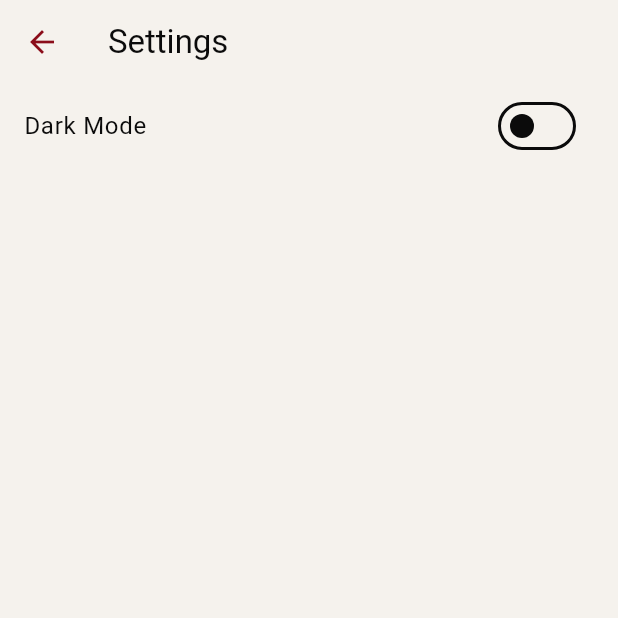
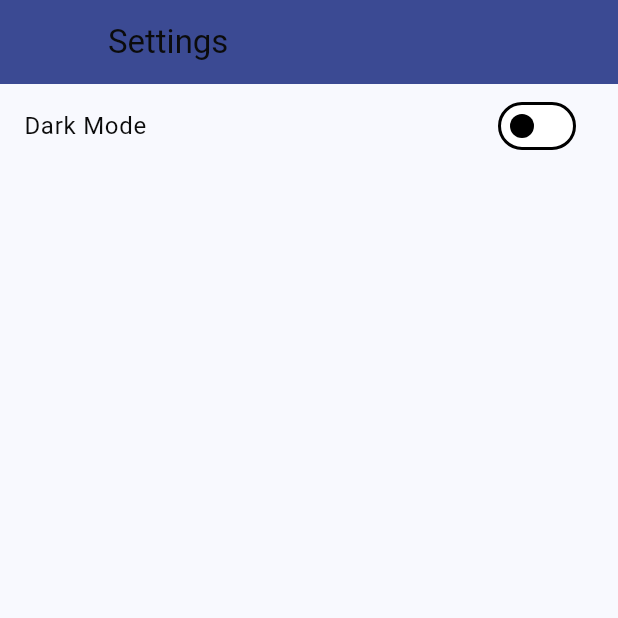
Before and after one commit to M4r-shall/panahon_advmobprogAY2627, a Flutter app: the screen it shows after launch, after a tap on the "settings" icon, on a phone screen of 412 x 824 dp, the top half of it. Run offline on Flutter 3.47's test engine with Material 3 defaults, Android fonts, the light colour scheme and no system bars; our stand-ins replace flutter_dotenv, flutter_screenutil; network calls fail.

Commit message:
lab-act3

```diff
--- a/panahon_mobile/lib/models/product_model.dart
+++ b/panahon_mobile/lib/models/product_model.dart
@@ -54,7 +54,8 @@ class Product {
       description: json['description'] ?? '',
       category: json['category'] ?? '',
       price: (json['price'] as num?)?.toDouble() ?? 0.0,
-      discountPercentage: (json['discountPercentage'] as num?)?.toDouble() ?? 0.0,
+      discountPercentage:
+          (json['discountPercentage'] as num?)?.toDouble() ?? 0.0,
       rating: (json['rating'] as num?)?.toDouble() ?? 0.0,
       stock: json['stock'] ?? 0,
       tags: List<String>.from(json['tags'] ?? []),
@@ -65,7 +66,8 @@ class Product {
       warrantyInformation: json['warrantyInformation'] ?? '',
       shippingInformation: json['shippingInformation'] ?? '',
       availabilityStatus: json['availabilityStatus'] ?? '',
-      reviews: (json['reviews'] as List?)
+      reviews:
+          (json['reviews'] as List?)
               ?.map((e) => ProductReview.fromJson(e))
               .toList() ??
           [],
--- a/panahon_mobile/lib/providers/theme_provider.dart
+++ b/panahon_mobile/lib/providers/theme_provider.dart
@@ -9,61 +9,53 @@ class ThemeProvider with ChangeNotifier {
     notifyListeners();
   }
 
-  // Off White: #F5F2ED -> 0xFFF5F2ED
-  // Crimson Red: #8B0D1A -> 0xFF8B0D1A
-  // Black: #0B0B0B -> 0xFF0B0B0B
-
   ThemeData get lightTheme => ThemeData(
     brightness: Brightness.light,
-    primaryColor: const Color(0xFF8B0D1A),
-    scaffoldBackgroundColor: const Color(0xFFF5F2ED),
-    cardColor: const Color(0xFFF5F2ED),
+    primaryColor: const Color(0xFF3B4A93),
+    scaffoldBackgroundColor: const Color(0xFFF8F9FE),
+    cardColor: const Color(0xFFFFFFFF),
     appBarTheme: const AppBarTheme(
-      backgroundColor: Color(0xFFF5F2ED),
+      backgroundColor: Color(0xFF3B4A93),
       foregroundColor: Color(0xFF0B0B0B),
-      iconTheme: IconThemeData(color: Color(0xFF8B0D1A)),
+      iconTheme: IconThemeData(color: Color(0xFF3B4A93)),
     ),
     bottomNavigationBarTheme: const BottomNavigationBarThemeData(
-      backgroundColor: Color(0xFFF5F2ED),
-      selectedItemColor: Color(0xFF8B0D1A),
+      backgroundColor: Colors.white,
+      selectedItemColor: Color(0xFF3B4A93),
       unselectedItemColor: Colors.grey,
     ),
-    colorScheme: ColorScheme.light(
-      primary: const Color(0xFF8B0D1A),
-      secondary: const Color(0xFF8B0D1A),
-      background: const Color(0xFFF5F2ED),
-      surface: const Color(0xFFF5F2ED),
-      onPrimary: const Color(0xFFF5F2ED),
-      onBackground: const Color(0xFF0B0B0B),
-      onSurface: const Color(0xFF0B0B0B),
+    colorScheme: const ColorScheme.light(
+      primary: Color(0xFF3B4A93),
+      secondary: Color(0xFF3B4A93),
+      surface: Color(0xFFFFFFFF),
+      onPrimary: Color(0xFFFFFFFF),
+      onSurface: Color(0xFF0B0B0B),
     ),
-    iconTheme: const IconThemeData(color: Color(0xFF8B0D1A)),
+    iconTheme: const IconThemeData(color: Color(0xFF3B4A93)),
   );
 
   ThemeData get darkTheme => ThemeData(
     brightness: Brightness.dark,
-    primaryColor: const Color(0xFF8B0D1A),
+    primaryColor: const Color(0xFF3B4A93),
     scaffoldBackgroundColor: const Color(0xFF0B0B0B),
     cardColor: const Color(0xFF0B0B0B),
     appBarTheme: const AppBarTheme(
       backgroundColor: Color(0xFF0B0B0B),
-      foregroundColor: Color(0xFFF5F2ED),
-      iconTheme: IconThemeData(color: Color(0xFF8B0D1A)),
+      foregroundColor: Color(0xFFFAFAFA),
+      iconTheme: IconThemeData(color: Color(0xFF3B4A93)),
     ),
     bottomNavigationBarTheme: const BottomNavigationBarThemeData(
       backgroundColor: Color(0xFF0B0B0B),
-      selectedItemColor: Color(0xFF8B0D1A),
+      selectedItemColor: Color(0xFF3B4A93),
       unselectedItemColor: Colors.grey,
     ),
-    colorScheme: ColorScheme.dark(
-      primary: const Color(0xFF8B0D1A),
-      secondary: const Color(0xFF8B0D1A),
-      background: const Color(0xFF0B0B0B),
-      surface: const Color(0xFF0B0B0B),
-      onPrimary: const Color(0xFFF5F2ED),
-      onBackground: const Color(0xFFF5F2ED),
-      onSurface: const Color(0xFFF5F2ED),
+    colorScheme: const ColorScheme.dark(
+      primary: Color(0xFF3B4A93),
+      secondary: Color(0xFF3B4A93),
+      surface: Color(0xFF0B0B0B),
+      onPrimary: Color(0xFFFAFAFA),
+      onSurface: Color(0xFFFAFAFA),
     ),
-    iconTheme: const IconThemeData(color: Color(0xFF8B0D1A)),
+    iconTheme: const IconThemeData(color: Color(0xFF3B4A93)),
   );
 }
--- a/panahon_mobile/lib/screens/home_screen.dart
+++ b/panahon_mobile/lib/screens/home_screen.dart
@@ -2,6 +2,7 @@ import 'package:flutter/material.dart';
 import 'package:flutter_screenutil/flutter_screenutil.dart';
 
 import 'product_screen.dart';
+import 'cart_screen.dart';
 
 import '../widgets/custom_text.dart';
 
@@ -24,22 +25,23 @@ class _HomeScreenState extends State<HomeScreen> {
       child: Scaffold(
         appBar: AppBar(
           automaticallyImplyLeading: false,
-          elevation: 2,
+          elevation: (_selectedIndex == 1) ? 0 : 2,
+          backgroundColor: (_selectedIndex == 1) ? const Color(0xFF3B4A93) : null,
           title: (_selectedIndex == 0)
-              ? Image.asset('assets/images/nubdexchange_logo.png' , scale: 11.sp,)
+              ? Image.asset('assets/images/nubdexchange_logo.png', scale: 11.sp)
               : CustomText(
                   text: (_selectedIndex == 1)
-                      ? 'Chat'
+                      ? 'Cart'
                       : (_selectedIndex == 2)
-                          ? 'Profile'
-                          : 'Home',
+                      ? 'Profile'
+                      : 'Home',
                   fontSize: 20.sp,
-                  // color: FB_LIGHT_PRIMARY,
                   fontWeight: FontWeight.w600,
+                  color: (_selectedIndex == 1) ? Colors.white : null,
                 ),
           actions: [
             IconButton(
-              icon: Icon(Icons.settings, size: 24.sp),
+              icon: Icon(Icons.settings, size: 24.sp, color: (_selectedIndex == 1) ? Colors.white : null),
               onPressed: () => Navigator.pushNamed(context, '/settings'),
             ),
           ],
@@ -47,7 +49,7 @@ class _HomeScreenState extends State<HomeScreen> {
         body: PageView(
           physics: const NeverScrollableScrollPhysics(),
           controller: _pageController,
-          children: const <Widget>[ProductScreen()],
+          children: const <Widget>[ProductScreen(), CartScreen()],
           onPageChanged: (page) {
             setState(() {
               _selectedIndex = page;
@@ -55,16 +57,25 @@ class _HomeScreenState extends State<HomeScreen> {
           },
         ),
         bottomNavigationBar: BottomNavigationBar(
-          showSelectedLabels: false, //selected item
-          showUnselectedLabels: false, //unselected item
+          showSelectedLabels: false,
+          showUnselectedLabels: false,
           onTap: _onTappedBar,
           items: const [
-            BottomNavigationBarItem(icon: Icon(Icons.shop_2), label: 'Shop'),
-            BottomNavigationBarItem(icon: Icon(Icons.chat), label: 'Chat'),
+            BottomNavigationBarItem(icon: Icon(Icons.shopping_bag), label: 'Shop'),
+            BottomNavigationBarItem(icon: Icon(Icons.shopping_cart), label: 'Cart'),
             BottomNavigationBarItem(icon: Icon(Icons.person), label: 'Profile'),
           ],
           currentIndex: _selectedIndex,
         ),
+        // Enhancement 2: Make the chat bottom navigation as FloatingActionButton.
+        // When in the cart_screen the FloatingActionButton must be hidden.
+        floatingActionButton: _selectedIndex != 1
+            ? FloatingActionButton(
+                onPressed: () {},
+                backgroundColor: Colors.amber[400],
+                child: const Icon(Icons.chat, color: Colors.black87),
+              )
+            : null,
       ),
     );
   }
--- a/panahon_mobile/lib/screens/settings_screen.dart
+++ b/panahon_mobile/lib/screens/settings_screen.dart
@@ -2,7 +2,7 @@ import 'package:flutter/material.dart';
 import 'package:provider/provider.dart';
 import '../providers/theme_provider.dart';
 
-// Enhancement 3: Add settings page to move the dark/light mode switch.
+// Add settings page to move the dark/light mode switch.
 class SettingsScreen extends StatelessWidget {
   const SettingsScreen({super.key});
 
@@ -11,9 +11,7 @@ class SettingsScreen extends StatelessWidget {
     final themeProvider = Provider.of<ThemeProvider>(context);
 
     return Scaffold(
-      appBar: AppBar(
-        title: const Text('Settings'),
-      ),
+      appBar: AppBar(title: const Text('Settings')),
       body: ListView(
         children: [
           SwitchListTile(
--- a/panahon_mobile/lib/widgets/custom_text.dart
+++ b/panahon_mobile/lib/widgets/custom_text.dart
@@ -12,6 +12,7 @@ class CustomText extends StatelessWidget {
     this.fontStyle = FontStyle.normal,
     this.maxLines,
     this.overflow,
+    this.color,
   });
 
   final String text;
@@ -22,6 +23,7 @@ class CustomText extends StatelessWidget {
   final TextAlign textAlign;
   final String fontFamily;
   final FontStyle fontStyle;
+  final Color? color;
 
   @override
   Widget build(BuildContext context) {
@@ -36,6 +38,7 @@ class CustomText extends StatelessWidget {
         fontWeight: fontWeight,
         fontStyle: fontStyle,
         letterSpacing: letterSpacing,
+        color: color,
       ),
     );
   }
```
Also changed, not shown: panahon_mobile/lib/models/cart.dart (added, +96 -0 lines), panahon_mobile/lib/screens/cart_screen.dart (added, +269 -0 lines), panahon_mobile/lib/screens/product_details_screen.dart (+43 -5 lines), panahon_mobile/lib/screens/product_screen.dart (+17 -6 lines), panahon_mobile/lib/services/cart_service.dart (added, +60 -0 lines), panahon_mobile/lib/services/product_service.dart (+12 -0 lines), 1 other file.
